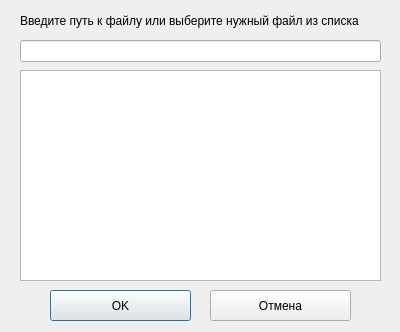
Old version of the form firstfilebrowser.ui in the repository Viktor-Ar-72/NIRS_project_ver_1_0_2.
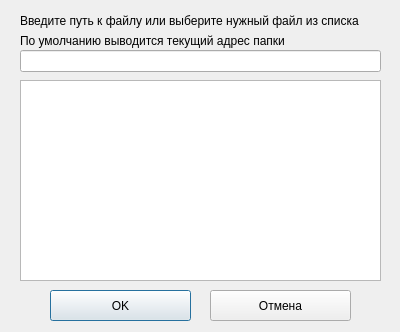
New version of the form.

Diff of the .ui file:
```diff
--- a/firstfilebrowser.ui
+++ b/firstfilebrowser.ui
@@ -17,7 +17,7 @@
    <property name="geometry">
     <rect>
      <x>20</x>
-     <y>40</y>
+     <y>50</y>
      <width>361</width>
      <height>22</height>
     </rect>
@@ -27,9 +27,9 @@
    <property name="geometry">
     <rect>
      <x>20</x>
-     <y>70</y>
+     <y>80</y>
      <width>361</width>
-     <height>211</height>
+     <height>201</height>
     </rect>
    </property>
   </widget>
@@ -72,6 +72,19 @@
     <string>Введите путь к файлу или выберите нужный файл из списка</string>
    </property>
   </widget>
+  <widget class="QLabel" name="label_2">
+   <property name="geometry">
+    <rect>
+     <x>20</x>
+     <y>30</y>
+     <width>381</width>
+     <height>21</height>
+    </rect>
+   </property>
+   <property name="text">
+    <string>По умолчанию выводится текущий адрес папки</string>
+   </property>
+  </widget>
  </widget>
  <resources/>
  <connections/>
```
